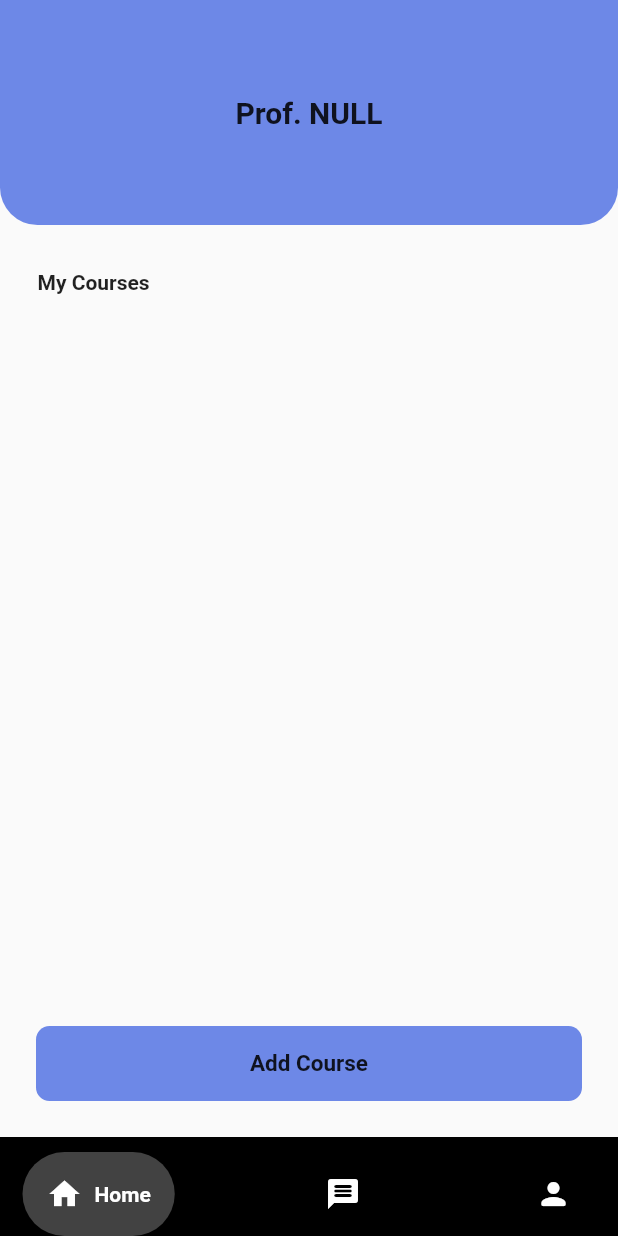
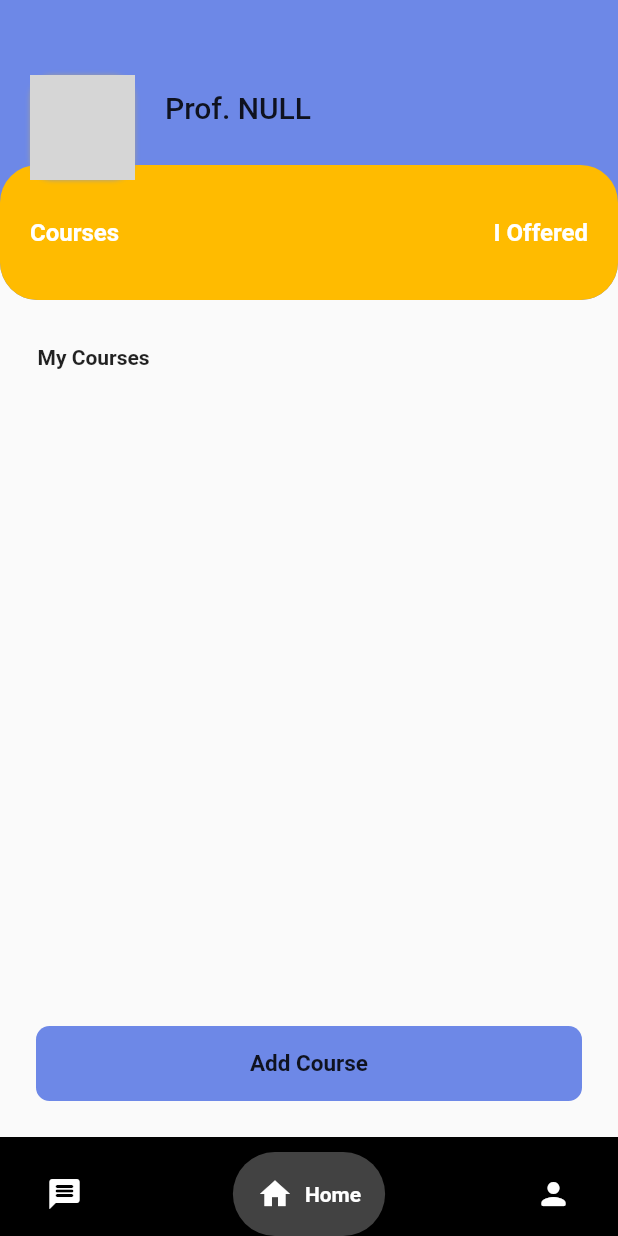
Before and after one commit to MudasirHussain72/LMS, a Flutter app: the TeacherView screen opened by its route, on a phone screen of 412 x 824 dp. Run offline on Flutter 3.47's test engine with Material 2 defaults, Android fonts, the phone set to English and light mode, and no system bars; drawn by our look-alikes of google_nav_bar; our stand-ins replace awesome_snackbar_content, cloud_firestore, dio, file_picker, firebase_auth, firebase_core and 5 more; missing offline and left inert: downloads_path_provider_28; accounts and stored records are empty; network calls fail; grey boxes are pictures that could not be loaded.

Commit message:
teacher main screen completed

```diff
--- a/lib/ui/screens/student_view/tasks.dart
+++ b/lib/ui/screens/student_view/tasks.dart
@@ -26,9 +26,9 @@ class _TasksScreenState extends State<TasksScreen> {
                     bottomLeft: Radius.circular(20),
                     bottomRight: Radius.circular(20)))),
       ),
-      body: Center(
+      body: const Center(
         child: Text("There is no task assigned",
-            style: const TextStyle(
+            style: TextStyle(
                 fontSize: 20,
                 color: Colors.black,
                 fontWeight: FontWeight.w500)),
--- a/lib/ui/screens/teacher_view/teacher_courses.dart
+++ b/lib/ui/screens/teacher_view/teacher_courses.dart
@@ -23,6 +23,8 @@ class _TeacherCoursesState extends State<TeacherCourses> {
   var email;
   var phone;
   static String? uid;
+  var docLength;
+
   static void showDisplayName() async {
     var collection = FirebaseFirestore.instance.collection('users');
     var coursesCollection = FirebaseFirestore.instance.collection('courses');
@@ -32,7 +34,6 @@ class _TeacherCoursesState extends State<TeacherCourses> {
     Map<String, dynamic> data = docSnapshot.data()!;
     profName = data['fullName'];
     profPhone = data['phone'];
-
     var docSnapshot2 = await collection.doc().get();
     Map<String, dynamic> data2 = docSnapshot2.data()!;
     uid = data2['fullName'];
@@ -54,7 +55,6 @@ class _TeacherCoursesState extends State<TeacherCourses> {
 
   var courseNameController = TextEditingController();
   var courseDiscController = TextEditingController();
-
   void createCourse() {
     var newDocRef = FirebaseFirestore.instance.collection('courses').doc();
     newDocRef.set({
@@ -91,12 +91,22 @@ class _TeacherCoursesState extends State<TeacherCourses> {
     });
   }
 
+  Future showCount() async {
+    final int documents = await FirebaseFirestore.instance
+        .collection('courses')
+        .snapshots()
+        .length;
+    setState(() {
+      docLength = documents;
+    });
+  }
+
   @override
   void initState() {
-    // ignore: todo
-    // TODO: implement initState
     super.initState();
+
     showDisplayName();
+    showCount();
   }
 
   @override
@@ -104,7 +114,7 @@ class _TeacherCoursesState extends State<TeacherCourses> {
     return Scaffold(
       body: Stack(children: [
         Container(
-          height: 150,
+          height: 200,
           width: double.infinity,
           decoration: const BoxDecoration(
             color: Color(0xff6D88E7),
@@ -112,19 +122,78 @@ class _TeacherCoursesState extends State<TeacherCourses> {
                 bottomLeft: Radius.circular(25),
                 bottomRight: Radius.circular(25)),
           ),
-          child: Padding(
-            padding: const EdgeInsets.symmetric(horizontal: 20),
-            child: Center(
-              child: Text(
-                "Prof. ${"$profName".toUpperCase()}",
-                style:
-                    const TextStyle(fontSize: 20, fontWeight: FontWeight.bold),
+          child: Stack(alignment: Alignment.center, children: [
+            Align(
+              alignment: Alignment.bottomCenter,
+              child: Container(
+                padding: const EdgeInsets.symmetric(horizontal: 20),
+                height: 90,
+                // width: 140,
+                decoration: const BoxDecoration(
+                  color: Color(0xffFFBB00),
+                  borderRadius: BorderRadius.all(Radius.circular(25)),
+                ),
+                child: Row(
+                    mainAxisAlignment: MainAxisAlignment.spaceBetween,
+                    children: [
+                      Text(
+                        "Courses",
+                        style: TextStyle(
+                            color: Colors.white,
+                            fontSize: 16,
+                            fontWeight: FontWeight.w600),
+                      ),
+                      Text(
+                        "I Offered",
+                        style: TextStyle(
+                            color: Colors.white,
+                            fontSize: 16,
+                            fontWeight: FontWeight.w600),
+                      ),
+                    ]),
               ),
             ),
-          ),
+            Positioned(
+              bottom: 80,
+              left: 20,
+              child: Row(
+                crossAxisAlignment: CrossAxisAlignment.start,
+                children: [
+                  Container(
+                    height: 70,
+                    width: 70,
+                    decoration: BoxDecoration(
+                        border:
+                            Border.all(color: Colors.orange.shade300, width: 2),
+                        boxShadow: const [
+                          BoxShadow(
+                            blurStyle: BlurStyle.outer,
+                            color: Colors.grey,
+                            blurRadius: 2.0,
+                            spreadRadius: 0.0,
+                          ),
+                        ],
+                        borderRadius: BorderRadius.circular(15),
+                        image: const DecorationImage(
+                            fit: BoxFit.cover,
+                            image: NetworkImage(
+                                "https://d2gg9evh47fn9z.cloudfront.net/800px_COLOURBOX25634104.jpg"))),
+                  ),
+                  Padding(
+                    padding: const EdgeInsets.only(left: 20, top: 10),
+                    child: Text(
+                      "Prof. ${"$profName".toUpperCase()}",
+                      style: const TextStyle(
+                          fontSize: 20, fontWeight: FontWeight.w500),
+                    ),
+                  ),
+                ],
+              ),
+            ),
+          ]),
         ),
         const Padding(
-          padding: EdgeInsets.only(top: 180, left: 25),
+          padding: EdgeInsets.only(top: 230, left: 25),
           child: Text(
             "My Courses",
             style: TextStyle(fontSize: 14, fontWeight: FontWeight.w600),
@@ -132,12 +201,13 @@ class _TeacherCoursesState extends State<TeacherCourses> {
         ),
         Padding(
           padding:
-              const EdgeInsets.only(top: 210, bottom: 50, left: 15, right: 15),
+              const EdgeInsets.only(top: 260, bottom: 50, left: 15, right: 15),
           child: StreamBuilder(
-            stream: FirebaseFirestore.instance
-                .collection('courses')
-                // .orderBy("text", descending: false)
-                .snapshots(),
+            stream:
+                FirebaseFirestore.instance.collection('courses').snapshots(),
+            // setState(() {
+            //     courseLength = snapshot.data!.docs.length;
+            //   });
             builder:
                 (BuildContext context, AsyncSnapshot<QuerySnapshot> snapshot) {
               if (!snapshot.hasData) {
@@ -158,14 +228,7 @@ class _TeacherCoursesState extends State<TeacherCourses> {
                         height: 90,
                         // width: 140,
                         decoration: const BoxDecoration(
-                          gradient: LinearGradient(
-                            begin: Alignment.topRight,
-                            end: Alignment.bottomLeft,
-                            colors: [
-                              Colors.yellow,
-                              Colors.orange,
-                            ],
-                          ),
+                          color: Color(0xff7BB2FA),
                           borderRadius: BorderRadius.all(Radius.circular(16)),
                         ),
                         child: Center(
@@ -173,7 +236,14 @@ class _TeacherCoursesState extends State<TeacherCourses> {
                             // mainAxisAlignment: MainAxisAlignment.spaceEvenly,
                             children: [
                               const SizedBox(width: 20),
-                              const CircleAvatar(backgroundColor: Colors.black),
+                              const CircleAvatar(
+                                backgroundColor: Color(0xffA1C7F9),
+                                radius: 22,
+                                child: CircleAvatar(
+                                  backgroundColor: Color(0xff4494FE),
+                                  radius: 18,
+                                ),
+                              ),
                               const SizedBox(width: 20),
                               Column(
                                 crossAxisAlignment: CrossAxisAlignment.start,
@@ -182,6 +252,7 @@ class _TeacherCoursesState extends State<TeacherCourses> {
                                   Text(
                                     document['title'],
                                     style: const TextStyle(
+                                        color: Colors.white,
                                         fontSize: 14,
                                         fontWeight: FontWeight.w600),
                                   ),
@@ -189,8 +260,9 @@ class _TeacherCoursesState extends State<TeacherCourses> {
                                   Text(
                                     document['disc'],
                                     style: const TextStyle(
+                                        color: Colors.white,
                                         fontSize: 14,
-                                        fontWeight: FontWeight.w300),
+                                        fontWeight: FontWeight.w600),
                                   ),
                                 ],
                               ),
--- a/lib/ui/screens/teacher_view/teacher_view.dart
+++ b/lib/ui/screens/teacher_view/teacher_view.dart
@@ -18,12 +18,11 @@ class _TeacherViewState extends State<TeacherView> {
     await prefs.setBool('isTeacher', true);
   }
 
-  int _selectedIndex = 0;
+  int _selectedIndex = 1;
 
   static const List<Widget> _widgetOptions = <Widget>[
+    ClearYourDoubtsScreen(),
     TeacherCourses(),
-    ClearYourDoubtsScreen(),
-    // AddUserDetailsScreen(),
     TeacherProfile()
   ];
   @override
@@ -53,8 +52,8 @@ class _TeacherViewState extends State<TeacherView> {
             padding: const EdgeInsets.all(16),
             gap: 8,
             tabs: const [
+              GButton(icon: Icons.message_rounded, text: "Teach"),
               GButton(icon: Icons.home, text: "Home"),
-              GButton(icon: Icons.message_rounded, text: "Teach"),
               GButton(icon: Icons.person_rounded, text: "Profile"),
             ],
             selectedIndex: _selectedIndex,
```
Also changed, not shown: lib/ui/screens/student_view/student_profile.dart (+5 -5 lines), lib/ui/screens/teacher_view/teacher_profile.dart (+25 -15 lines).
